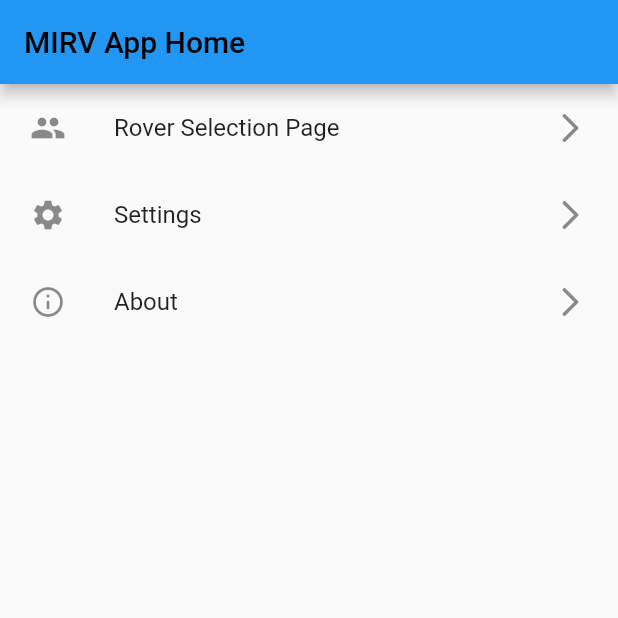
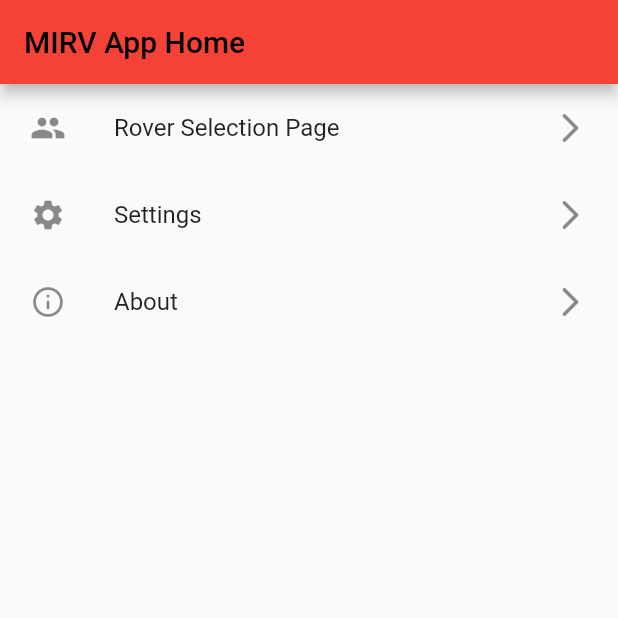
Before and after one commit to HighlandersFRC/MIRV-App, a Flutter app: the screen it shows after launch, on a phone screen of 412 x 824 dp, the top half of it. Run offline on Flutter 3.47's test engine with Material 2 defaults, Android fonts, the phone set to English and light mode, and no system bars; our stand-ins replace bloc, equatable, flutter_typeahead, freezed_annotation, geolocator, get and 3 more; missing offline and left inert: flutter_joystick.

```diff
--- a/lib/main.dart
+++ b/lib/main.dart
@@ -15,11 +15,12 @@ class MyApp extends StatelessWidget {
 
   @override
   Widget build(BuildContext context) {
-    return ChangeNotifierProvider(
-        create: (context) => ApplicationBloc(),
-        child: MaterialApp(
-          title: 'Flutter Demo',
-          home: HomePage(),
-        ));
+    return MaterialApp(
+      title: 'Flutter Demo',
+      theme: ThemeData(
+        primarySwatch: Colors.red,
+      ),
+      home: HomePage(),
+    );
   }
 }
```
Also changed, not shown: lib/ui/screens/rover_selection_page.dart (+9 -4 lines).
